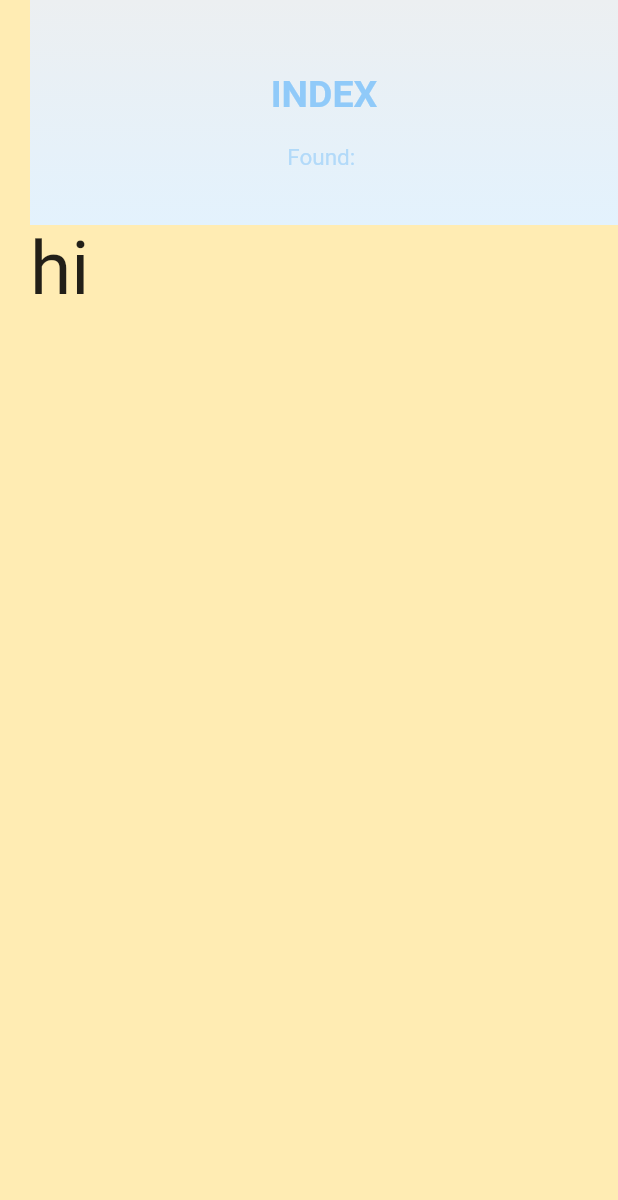
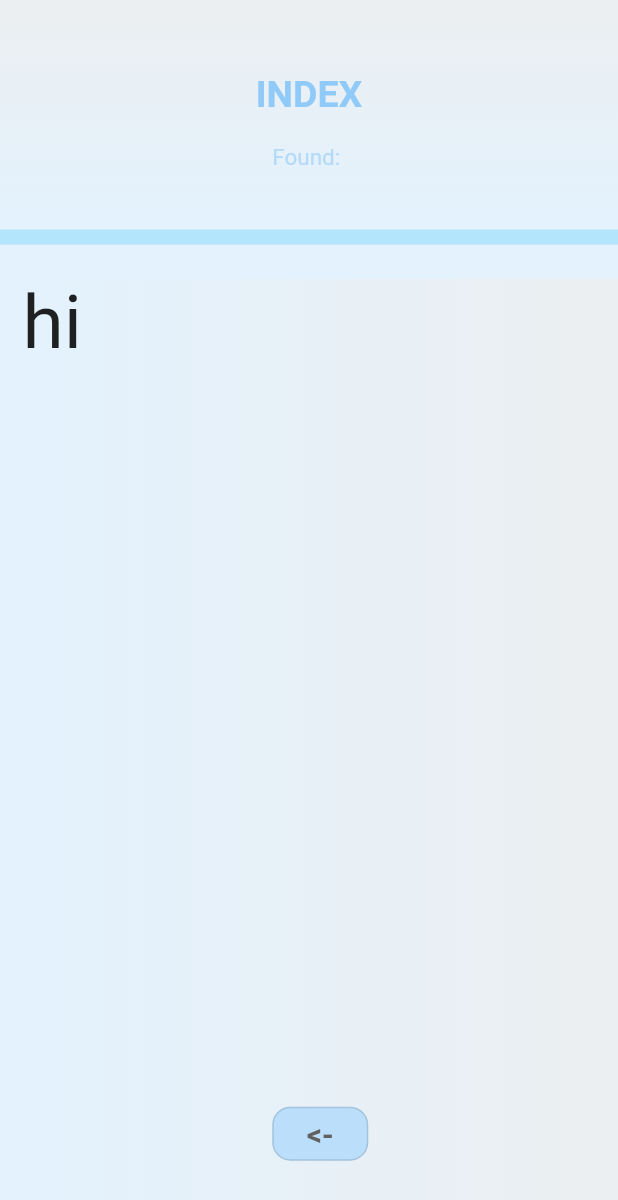
Before and after one commit to DeepP2667/animal_classifier_app, a Flutter app: the IndexPage screen opened directly, on a phone screen of 412 x 824 dp. Shown: the top 1200 px of the screen. Run offline on Flutter 3.47's test engine with Material 2 defaults, Android fonts, the phone set to English and light mode, and no system bars; our stand-ins replace google_fonts; Roboto replaces fonts that are missing (Stoke); statements that could not run were skipped.

Commit message:
Fixed positioning and changed background

```diff
--- a/lib/IndexPage/back_button.dart
+++ b/lib/IndexPage/back_button.dart
@@ -12,7 +12,7 @@ class IndexBackButton extends StatelessWidget {
   );
 
   final ButtonStyle buttonStyle = ElevatedButton.styleFrom(
-    primary: Colors.cyan[100],
+    primary: Colors.blue[100],
     shape: RoundedRectangleBorder(
       borderRadius: BorderRadius.circular(12.0),
     ),
@@ -22,7 +22,7 @@ class IndexBackButton extends StatelessWidget {
   Widget build(BuildContext context) {
     return Align(
       alignment: const Alignment(0,0.85),
-      child: ElevatedButton(
+      child: OutlinedButton(
         style: buttonStyle,
         onPressed: () {
           Navigator.pop(
--- a/lib/IndexPage/index_page.dart
+++ b/lib/IndexPage/index_page.dart
@@ -1,6 +1,7 @@
 import 'package:flutter/material.dart';
 
 import "./header.dart";
+import './back_button.dart';
 
 class IndexPage extends StatelessWidget {
   const IndexPage({Key? key}) : super(key: key);
@@ -8,22 +9,41 @@ class IndexPage extends StatelessWidget {
   @override
   Widget build(BuildContext context) {
     return Scaffold(
-      backgroundColor: Colors.amber[100],
-      body: SingleChildScrollView(
-        child: Container(
-          padding: const EdgeInsets.only(left: 20.0),
-          child: Stack(
-            children: [
-              Column(
-                crossAxisAlignment: CrossAxisAlignment.stretch,
+      backgroundColor: Colors.blue[50],
+      body: Column(
+        children: [
+          IndexHeader(),
+          const Divider(
+            color: Color(0XFFB3E5FC),
+            thickness: 10.0,
+          ),
+          Expanded(
+            child: Container(
+              margin: const EdgeInsets.only(top: 20.0, left: 15.0),
+              decoration: const BoxDecoration(
+                gradient: LinearGradient(
+                  colors: <Color>[
+                    Color(0XFFE3F2FD),
+                    Color(0XFFECEFF1),
+                  ],
+                ),
+              ),
+              child: Stack(
                 children: [
-                  IndexHeader(),
-                  const Text("hi", style: TextStyle(fontSize: 50)),
+                  SingleChildScrollView(
+                    child: Column(
+                      crossAxisAlignment: CrossAxisAlignment.stretch,
+                      children: const [
+                        Text("hi", style: TextStyle(fontSize: 50)),
+                      ],
+                    ),
+                  ),
+                  IndexBackButton(),
                 ],
               ),
-            ],
+            ),
           ),
-        ),
+        ],
       ),
     );
   }
```
Also changed, not shown: lib/IndexPage/index_body.dart (added, +37 -0 lines), lib/IndexPage/index_button.dart (deleted, +0 -50 lines).
